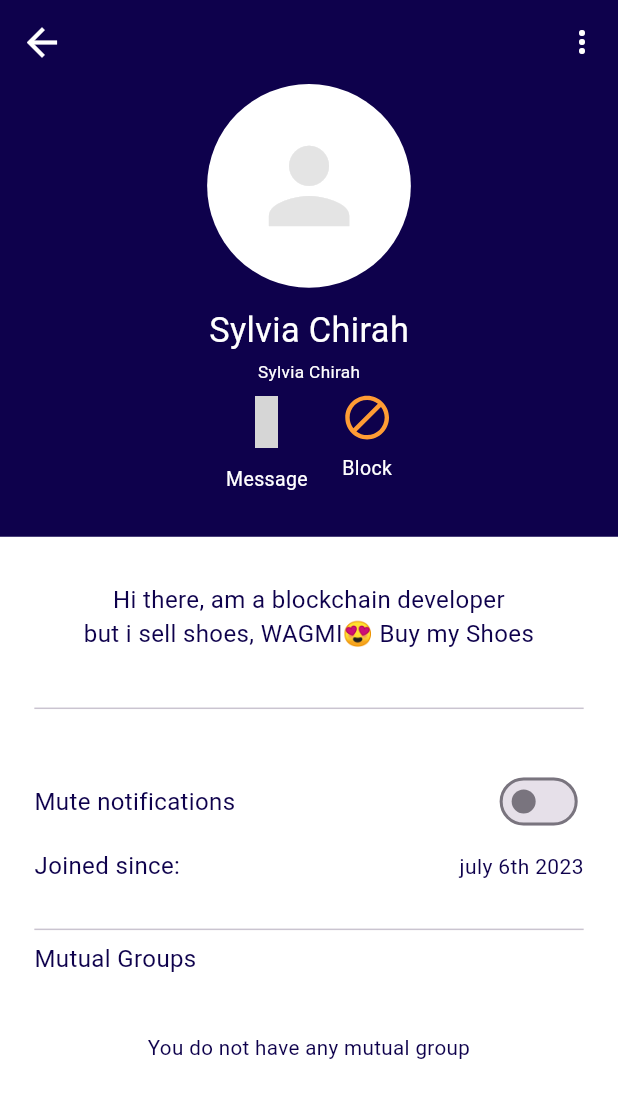
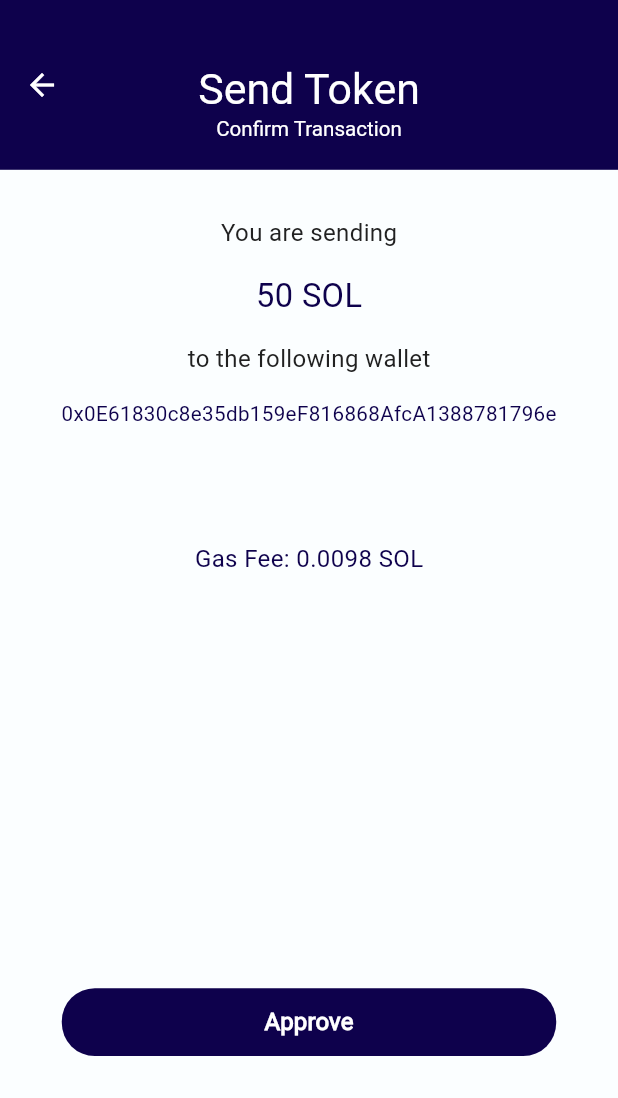
Before and after one commit to beepo-app/Beepo-1.7, a Flutter app: the screen it shows after launch, on a phone screen of 412 x 824 dp. Shown: the top 1098 px of the screen. Run offline on Flutter 3.47's test engine with Material 2 defaults, Android fonts, the phone set to English and light mode, and no system bars; our stand-ins replace flutter_screenutil, flutter_svg, fluttertoast, get, hive, iconsax and 2 more; accounts and stored records are empty; project files that could hold a hidden picture were left out; grey boxes are pictures that could not be loaded.

Commit message:
send token screen done

```diff
--- a/lib/app.dart
+++ b/lib/app.dart
@@ -1,5 +1,4 @@
-import 'package:beepo/screens/auth/signup_screen.dart';
-import 'package:beepo/screens/profile/user_profile_screen.dart';
+import 'package:beepo/screens/wallet/wallet_send_token_screen.dart';
 import 'package:flutter/material.dart';
 import 'package:flutter_screenutil/flutter_screenutil.dart';
 
@@ -17,7 +16,7 @@ class MyApp extends StatelessWidget {
           theme: ThemeData(
             useMaterial3: true,
           ),
-          home: const UserProfileScreen(),
+          home: const WalletSendTokenScreen(),
         );
       },
       designSize: const Size(360, 546),
--- a/lib/components/filled_button.dart
+++ b/lib/components/filled_button.dart
@@ -2,12 +2,12 @@ import 'package:beepo/utils/styles.dart';
 import 'package:flutter/material.dart';
 import 'package:flutter_screenutil/flutter_screenutil.dart';
 
-class FilledButtons extends StatelessWidget {
+class BeepoFilledButtons extends StatelessWidget {
   final String? text;
   final VoidCallback onPressed;
   final Color? color;
 
-  const FilledButtons(
+  const BeepoFilledButtons(
       {Key? key, required this.text, this.color, required this.onPressed})
       : super(key: key);
 
--- a/lib/screens/Auth/create_acct.dart
+++ b/lib/screens/Auth/create_acct.dart
@@ -112,7 +112,7 @@ class _CreateAccountState extends State<CreateAccount> {
               controller: displayName,
             ),
             const Spacer(),
-            FilledButtons(
+            BeepoFilledButtons(
               text: 'Next',
               color: Color(0xffFF9C34),
               onPressed: () async {
--- a/lib/screens/Auth/login_screen.dart
+++ b/lib/screens/Auth/login_screen.dart
@@ -55,7 +55,7 @@ class Login extends StatelessWidget {
               ),
             ),
             const Spacer(),
-            FilledButtons(
+            BeepoFilledButtons(
               text: 'Login',
               onPressed: () async {
                 String phrase = phraseController.text.trim();
--- a/lib/screens/Auth/pin_code.dart
+++ b/lib/screens/Auth/pin_code.dart
@@ -98,7 +98,7 @@ class _PinCodeState extends State<PinCode> {
               ),
             ),
             const Spacer(),
-            FilledButtons(
+            BeepoFilledButtons(
               text: 'Continue',
               onPressed: () {
                 if (otp.text.length == 4) {
--- a/lib/screens/Auth/signup_screen.dart
+++ b/lib/screens/Auth/signup_screen.dart
@@ -29,7 +29,7 @@ class SignUp extends StatelessWidget {
                 width: 252,
               ),
               const Spacer(),
-              FilledButtons(
+              BeepoFilledButtons(
                 text: 'Create Account',
                 onPressed: () => Get.to(CreateAccount()),
               ),
--- a/lib/screens/Auth/verify_pin.dart
+++ b/lib/screens/Auth/verify_pin.dart
@@ -56,7 +56,7 @@ class _VerifyCodeState extends State<VerifyCode> {
             ),
             const SizedBox(height: 70),
             const Spacer(),
-            FilledButtons(
+            BeepoFilledButtons(
               text: 'Continue',
               onPressed: () async {},
             ),
--- a/lib/screens/profile/user_profile_screen.dart
+++ b/lib/screens/profile/user_profile_screen.dart
@@ -18,6 +18,7 @@ class _UserProfileScreenState extends State<UserProfileScreen> {
   @override
   Widget build(BuildContext context) {
     return Scaffold(
+      backgroundColor: AppColors.backgroundGrey,
       appBar: AppBar(
         elevation: 0,
         backgroundColor: const Color(0xff0e014c),
--- a/lib/screens/wallet/transfer_info.dart
+++ b/lib/screens/wallet/transfer_info.dart
@@ -10,6 +10,7 @@ class TransactionInfo extends StatelessWidget {
   @override
   Widget build(BuildContext context) {
     return Scaffold(
+      backgroundColor: AppColors.backgroundGrey,
       body: Container(
         color: Colors.white,
         child: Column(
--- a/lib/screens/wallet/transfer_success.dart
+++ b/lib/screens/wallet/transfer_success.dart
@@ -11,6 +11,7 @@ class TransferSuccess extends StatelessWidget {
   @override
   Widget build(BuildContext context) {
     return Scaffold(
+      backgroundColor: AppColors.backgroundGrey,
       appBar: AppBar(
         backgroundColor: AppColors.secondaryColor,
         centerTitle: true,
@@ -46,7 +47,7 @@ class TransferSuccess extends StatelessWidget {
               textAlign: TextAlign.center,
             ),
             SizedBox(height: 40.h),
-            FilledButtons(
+            BeepoFilledButtons(
               text: 'Done',
               color: AppColors.secondaryColor,
               onPressed: () {},
--- /dev/null
+++ b/lib/screens/wallet/wallet_send_token_screen.dart
@@ -0,0 +1,91 @@
+import 'package:beepo/components/filled_button.dart';
+import 'package:beepo/constants/constants.dart';
+import 'package:beepo/widgets/app_text.dart';
+import 'package:flutter/material.dart';
+import 'package:flutter_screenutil/flutter_screenutil.dart';
+
+class WalletSendTokenScreen extends StatelessWidget {
+  const WalletSendTokenScreen({super.key});
+
+  @override
+  Widget build(BuildContext context) {
+    return Scaffold(
+      backgroundColor: AppColors.backgroundGrey,
+      appBar: AppBar(
+        backgroundColor: const Color(0xff0e014c),
+        toolbarHeight: 75.h,
+        centerTitle: true,
+        leading: IconButton(
+          onPressed: () {},
+          icon: const Icon(
+            Icons.arrow_back,
+            color: AppColors.white,
+          ),
+        ),
+        title: Column(
+          children: [
+            SizedBox(height: 15.h),
+            AppText(
+              text: "Send Token",
+              fontWeight: FontWeight.w900,
+              fontSize: 25.sp,
+              color: AppColors.white,
+            ),
+            AppText(
+              text: "Confirm Transaction",
+              fontWeight: FontWeight.w400,
+              fontSize: 12.sp,
+              color: AppColors.white,
+            ),
+          ],
+        ),
+      ),
+      body: Padding(
+        padding: EdgeInsets.symmetric(horizontal: 25.w),
+        child: Column(
+          children: [
+            SizedBox(height: 20.h),
+            AppText(
+              text: "You are sending",
+              fontSize: 14.sp,
+              color: AppColors.textGrey,
+            ),
+            SizedBox(height: 10.h),
+            AppText(
+              text: "50 SOL",
+              fontSize: 19.sp,
+              fontWeight: FontWeight.w700,
+              color: const Color(0xff0e014c),
+            ),
+            SizedBox(height: 10.h),
+            AppText(
+              text: "to the following wallet",
+              fontSize: 14.sp,
+              color: AppColors.textGrey,
+            ),
+            SizedBox(height: 10.h),
+            Center(
+              child: AppText(
+                text: "0x0E61830c8e35db159eF816868AfcA1388781796e",
+                fontSize: 12.sp,
+                color: const Color(0xff0e014c),
+              ),
+            ),
+            SizedBox(height: 50.h),
+            AppText(
+              text: "Gas Fee: 0.0098 SOL",
+              fontSize: 14.sp,
+              color: const Color(0xff0e014c),
+            ),
+            SizedBox(height: MediaQuery.of(context).size.height / 3),
+            BeepoFilledButtons(
+              text: "Approve",
+              color: const Color(0xff0e014c),
+              onPressed: () {},
+            ),
+          ],
+        ),
+      ),
+    );
+  }
+}
```
Also changed, not shown: lib/constants/app_icons.dart (added, +95 -0 lines).
